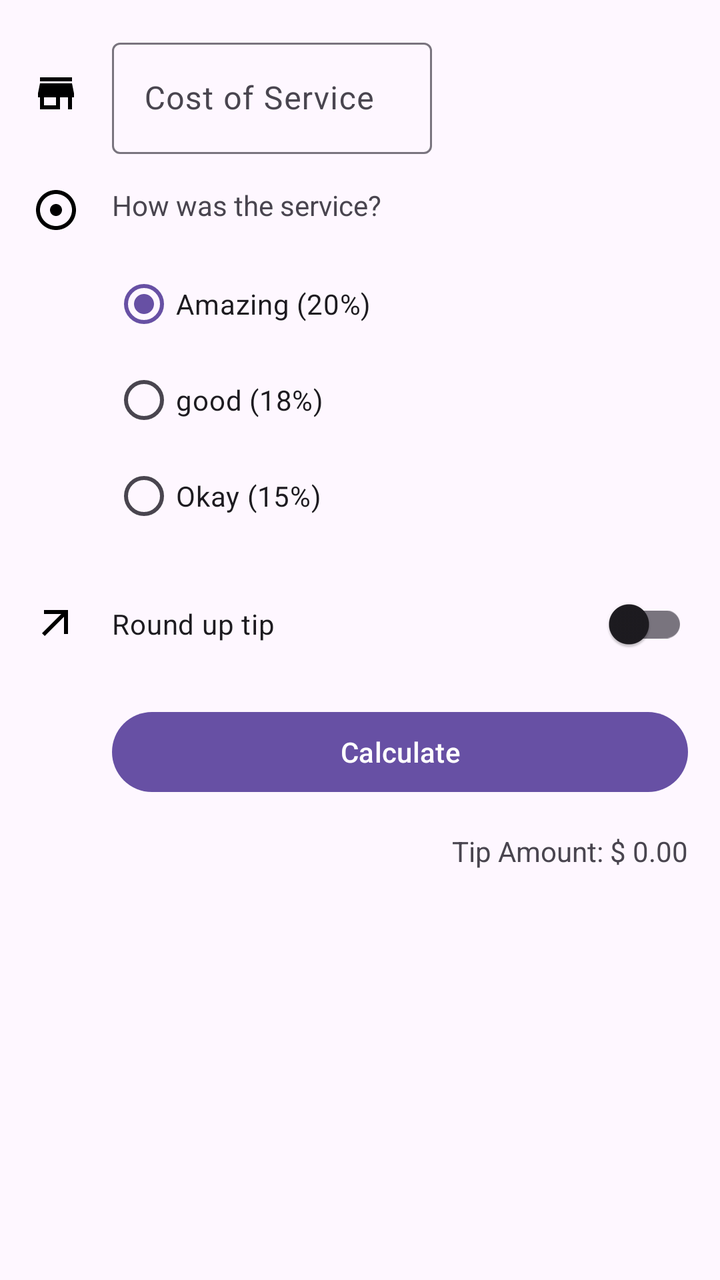
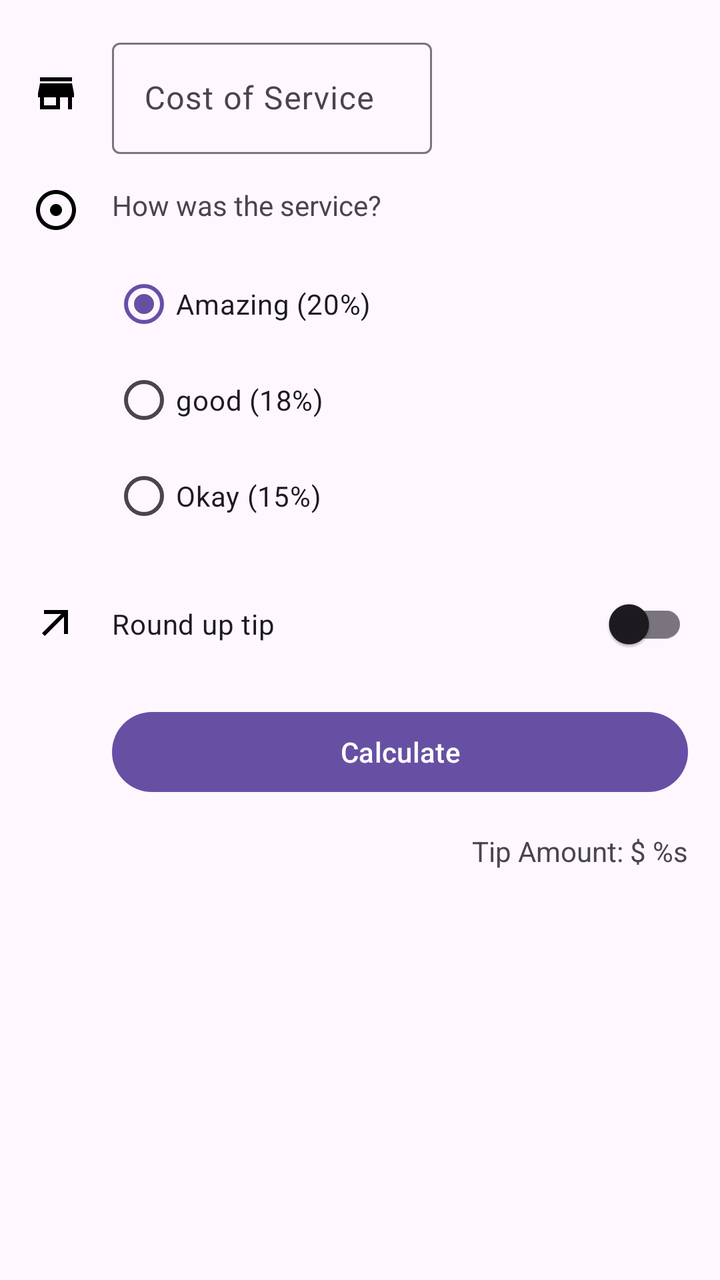

Before-and-after screenshots of an Android layout around one commit, followed by the original layout XML and the change that was made.
<!-- AndroidManifest.xml: application theme Theme.TipTime -->
<!-- res/layout/activity_main.xml -->
<?xml version="1.0" encoding="utf-8"?>
<androidx.constraintlayout.widget.ConstraintLayout xmlns:android="http://schemas.android.com/apk/res/android"
    xmlns:app="http://schemas.android.com/apk/res-auto"
    xmlns:tools="http://schemas.android.com/tools"
    android:id="@+id/main"
    android:layout_width="match_parent"
    android:layout_height="match_parent"
    tools:context=".MainActivity">

    <ImageView
        android:id="@+id/icon_cost_of_service"
        android:layout_width="wrap_content"
        android:layout_height="wrap_content"
        android:layout_marginStart="16dp"
        android:importantForAccessibility="no"
        app:layout_constraintBottom_toBottomOf="@+id/cost_of_service_edit_text"
        app:layout_constraintStart_toStartOf="parent"
        app:layout_constraintTop_toTopOf="@+id/cost_of_service_edit_text"
        app:srcCompat="@drawable/ic_store" />

    <com.google.android.material.textfield.TextInputLayout
        android:id="@+id/cost_of_service_edit_text"
        android:layout_width="160dp"
        android:layout_height="wrap_content"
        android:layout_marginStart="16dp"
        android:layout_marginTop="16dp"
        android:hint="Cost of Service"
        android:importantForAccessibility="no"
        app:layout_constraintStart_toEndOf="@+id/icon_cost_of_service"
        app:layout_constraintTop_toTopOf="parent">

        <com.google.android.material.textfield.TextInputEditText
            android:id="@+id/cost_of_service"
            android:layout_width="match_parent"
            android:layout_height="wrap_content"
            android:importantForAccessibility="no"
            android:inputType="numberDecimal" />
    </com.google.android.material.textfield.TextInputLayout>

    <ImageView
        android:id="@+id/icon_service_question"
        android:layout_width="wrap_content"
        android:layout_height="wrap_content"
        android:importantForAccessibility="no"
        app:layout_constraintBottom_toBottomOf="@+id/service_question"
        app:layout_constraintStart_toStartOf="@+id/icon_cost_of_service"
        app:layout_constraintTop_toTopOf="@+id/service_question"
        app:layout_constraintVertical_bias="0.0"
        app:srcCompat="@drawable/ic_service" />

    <TextView
        android:id="@+id/service_question"
        android:layout_width="wrap_content"
        android:layout_height="wrap_content"
        android:layout_marginTop="16dp"
        android:text="How was the service?"
        app:layout_constraintStart_toStartOf="@+id/cost_of_service_edit_text"
        app:layout_constraintTop_toBottomOf="@+id/cost_of_service_edit_text" />

    <RadioGroup
        android:id="@+id/tip_option"
        android:layout_width="wrap_content"
        android:layout_height="wrap_content"
        android:layout_marginTop="16dp"
        android:checkedButton="@id/option_20_percent"
        app:layout_constraintStart_toStartOf="@+id/service_question"
        app:layout_constraintTop_toBottomOf="@+id/service_question">

        <RadioButton
            android:id="@+id/option_20_percent"
            android:layout_width="match_parent"
            android:layout_height="wrap_content"
            android:text="Amazing (20%)" />

        <RadioButton
            android:id="@+id/option_18_percent"
            android:layout_width="match_parent"
            android:layout_height="wrap_content"
            android:text="good (18%)" />

        <RadioButton
            android:id="@+id/option_15_percent"
            android:layout_width="match_parent"
            android:layout_height="wrap_content"
            android:text="Okay (15%)" />
    </RadioGroup>

    <ImageView
        android:id="@+id/icon_round_up"
        android:layout_width="wrap_content"
        android:layout_height="wrap_content"
        android:importantForAccessibility="no"
        app:layout_constraintBottom_toBottomOf="@+id/round_up_switch"
        app:layout_constraintStart_toStartOf="@+id/icon_service_question"
        app:layout_constraintTop_toTopOf="@+id/round_up_switch"
        app:srcCompat="@drawable/ic_rounde_up" />

    <com.google.android.material.switchmaterial.SwitchMaterial
        android:id="@+id/round_up_switch"
        android:layout_width="0dp"
        android:layout_height="wrap_content"
        android:layout_marginTop="16dp"
        android:layout_marginEnd="16dp"
        android:text="Round up tip"
        app:layout_constraintEnd_toEndOf="parent"
        app:layout_constraintStart_toStartOf="@+id/tip_option"
        app:layout_constraintTop_toBottomOf="@+id/tip_option"
        tools:checked="true" />

    <Button
        android:id="@+id/calculate_button"
        android:layout_width="0dp"
        android:layout_height="wrap_content"
        android:layout_marginTop="16dp"
        android:text="Calculate"
        app:layout_constraintEnd_toEndOf="@+id/round_up_switch"
        app:layout_constraintStart_toStartOf="@+id/round_up_switch"
        app:layout_constraintTop_toBottomOf="@+id/round_up_switch" />

    <TextView
        android:id="@+id/tip_result"
        android:layout_width="wrap_content"
        android:layout_height="wrap_content"
        android:layout_marginTop="16dp"
        android:text="Tip Amount: $ 0.00"
        app:layout_constraintEnd_toEndOf="@+id/calculate_button"
        app:layout_constraintTop_toBottomOf="@+id/calculate_button" />
</androidx.constraintlayout.widget.ConstraintLayout>
<!-- resources referenced by this layout -->
<resources>
  <!-- drawable ic_rounde_up (drawable) -->
  <vector xmlns:android="http://schemas.android.com/apk/res/android" android:autoMirrored="true" android:height="24dp" android:tint="#000000" android:viewportHeight="960" android:viewportWidth="960" android:width="24dp">
        
      <path android:fillColor="@android:color/white" android:pathData="M256,720L200,664L584,280L240,280L240,200L720,200L720,680L640,680L640,336L256,720Z"/>
      
  </vector>
  <!-- drawable ic_service (drawable) -->
  <vector xmlns:android="http://schemas.android.com/apk/res/android" android:height="24dp" android:tint="#000000" android:viewportHeight="24" android:viewportWidth="24" android:width="24dp">
        
      <path android:fillColor="@android:color/white" android:pathData="M12,2C6.49,2 2,6.49 2,12s4.49,10 10,10 10,-4.49 10,-10S17.51,2 12,2zM12,20c-4.41,0 -8,-3.59 -8,-8s3.59,-8 8,-8 8,3.59 8,8 -3.59,8 -8,8zM15,12c0,1.66 -1.34,3 -3,3s-3,-1.34 -3,-3 1.34,-3 3,-3 3,1.34 3,3z"/>
      
  </vector>
  <!-- drawable ic_store (drawable) -->
  <vector xmlns:android="http://schemas.android.com/apk/res/android" android:height="24dp" android:tint="#000000" android:viewportHeight="24" android:viewportWidth="24" android:width="24dp">
        
      <path android:fillColor="@android:color/white" android:pathData="M20,4L4,4v2h16L20,4zM21,14v-2l-1,-5L4,7l-1,5v2h1v6h10v-6h4v6h2v-6h1zM12,18L6,18v-4h6v4z"/>
      
  </vector>
  <style name="Theme.TipTime" parent="Base.Theme.TipTime" />
  <style name="Base.Theme.TipTime" parent="Theme.Material3.DayNight.NoActionBar">
          
          
      </style>
</resources>

<!-- the commit's change to res/layout/activity_main.xml (unified diff, before → after) -->
@@ -24,7 +24,7 @@
         android:layout_height="wrap_content"
         android:layout_marginStart="16dp"
         android:layout_marginTop="16dp"
-        android:hint="Cost of Service"
+        android:hint="@string/cost_of_service"
         android:importantForAccessibility="no"
         app:layout_constraintStart_toEndOf="@+id/icon_cost_of_service"
         app:layout_constraintTop_toTopOf="parent">
@@ -53,7 +53,7 @@
         android:layout_width="wrap_content"
         android:layout_height="wrap_content"
         android:layout_marginTop="16dp"
-        android:text="How was the service?"
+        android:text="@string/how_was_the_service"
         app:layout_constraintStart_toStartOf="@+id/cost_of_service_edit_text"
         app:layout_constraintTop_toBottomOf="@+id/cost_of_service_edit_text" />
 
@@ -70,19 +70,19 @@
             android:id="@+id/option_20_percent"
             android:layout_width="match_parent"
             android:layout_height="wrap_content"
-            android:text="Amazing (20%)" />
+            android:text="@string/amazing_20" />
 
         <RadioButton
             android:id="@+id/option_18_percent"
             android:layout_width="match_parent"
             android:layout_height="wrap_content"
-            android:text="good (18%)" />
+            android:text="@string/good_18" />
 
         <RadioButton
             android:id="@+id/option_15_percent"
             android:layout_width="match_parent"
             android:layout_height="wrap_content"
-            android:text="Okay (15%)" />
+            android:text="@string/okay_15" />
     </RadioGroup>
 
     <ImageView
@@ -93,7 +93,7 @@
         app:layout_constraintBottom_toBottomOf="@+id/round_up_switch"
         app:layout_constraintStart_toStartOf="@+id/icon_service_question"
         app:layout_constraintTop_toTopOf="@+id/round_up_switch"
-        app:srcCompat="@drawable/ic_rounde_up" />
+        app:srcCompat="@drawable/ic_round_up" />
 
     <com.google.android.material.switchmaterial.SwitchMaterial
         android:id="@+id/round_up_switch"
@@ -101,7 +101,7 @@
         android:layout_height="wrap_content"
         android:layout_marginTop="16dp"
         android:layout_marginEnd="16dp"
-        android:text="Round up tip"
+        android:text="@string/round_up_tip"
         app:layout_constraintEnd_toEndOf="parent"
         app:layout_constraintStart_toStartOf="@+id/tip_option"
         app:layout_constraintTop_toBottomOf="@+id/tip_option"
@@ -112,7 +112,7 @@
         android:layout_width="0dp"
         android:layout_height="wrap_content"
         android:layout_marginTop="16dp"
-        android:text="Calculate"
+        android:text="@string/calculate"
         app:layout_constraintEnd_toEndOf="@+id/round_up_switch"
         app:layout_constraintStart_toStartOf="@+id/round_up_switch"
         app:layout_constraintTop_toBottomOf="@+id/round_up_switch" />
@@ -122,7 +122,7 @@
         android:layout_width="wrap_content"
         android:layout_height="wrap_content"
         android:layout_marginTop="16dp"
-        android:text="Tip Amount: $ 0.00"
+        android:text="@string/tip_amount_0_00"
         app:layout_constraintEnd_toEndOf="@+id/calculate_button"
         app:layout_constraintTop_toBottomOf="@+id/calculate_button" />
 </androidx.constraintlayout.widget.ConstraintLayout>
<!-- resource entries referenced after the edit -->
@@ -1,6 +1,6 @@
 <!-- resources referenced by this layout -->
 <resources>
-  <!-- drawable ic_rounde_up (drawable) -->
+  <!-- drawable ic_round_up (drawable) -->
   <vector xmlns:android="http://schemas.android.com/apk/res/android" android:autoMirrored="true" android:height="24dp" android:tint="#000000" android:viewportHeight="960" android:viewportWidth="960" android:width="24dp">
         
       <path android:fillColor="@android:color/white" android:pathData="M256,720L200,664L584,280L240,280L240,200L720,200L720,680L640,680L640,336L256,720Z"/>
@@ -18,6 +18,14 @@
       <path android:fillColor="@android:color/white" android:pathData="M20,4L4,4v2h16L20,4zM21,14v-2l-1,-5L4,7l-1,5v2h1v6h10v-6h4v6h2v-6h1zM12,18L6,18v-4h6v4z"/>
       
   </vector>
+  <string name="amazing_20">Amazing (20%)</string>
+  <string name="calculate">Calculate</string>
+  <string name="cost_of_service">Cost of Service</string>
+  <string name="good_18">good (18%)</string>
+  <string name="how_was_the_service">How was the service?</string>
+  <string name="okay_15">Okay (15%)</string>
+  <string name="round_up_tip">Round up tip</string>
+  <string name="tip_amount_0_00">Tip Amount: $ %s</string>
   <style name="Theme.TipTime" parent="Base.Theme.TipTime" />
   <style name="Base.Theme.TipTime" parent="Theme.Material3.DayNight.NoActionBar">
           
